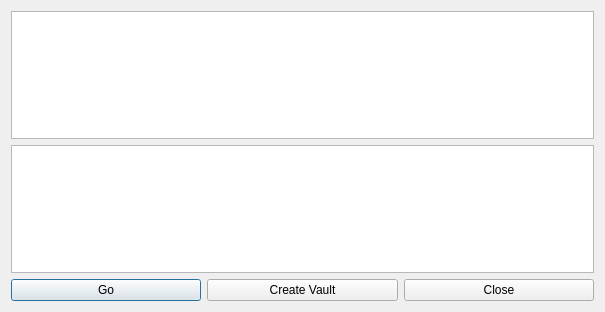
First picture: the form in dlgOCValidate.ui, repository ic005k/OCAuxiliaryTools, before the edit.
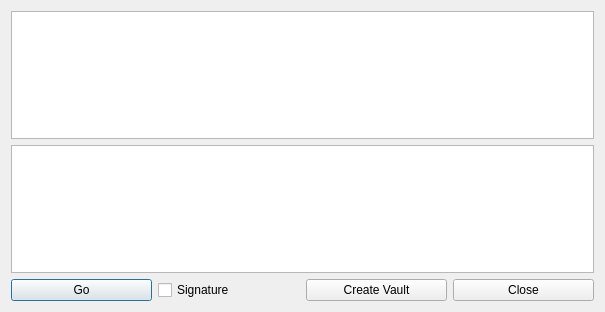
Second picture: the form after the edit.

The edit to the form file:
```diff
--- a/dlgOCValidate.ui
+++ b/dlgOCValidate.ui
@@ -14,10 +14,10 @@
    <string>OC Validate</string>
   </property>
   <layout class="QGridLayout" name="gridLayout">
-   <item row="0" column="0" colspan="3">
+   <item row="0" column="0" colspan="4">
     <widget class="QTextEdit" name="textEdit"/>
    </item>
-   <item row="1" column="0" colspan="3">
+   <item row="1" column="0" colspan="4">
     <widget class="QListWidget" name="listOCValidate"/>
    </item>
    <item row="2" column="0">
@@ -28,13 +28,20 @@
     </widget>
    </item>
    <item row="2" column="1">
+    <widget class="QCheckBox" name="chkSignature">
+     <property name="text">
+      <string>Signature</string>
+     </property>
+    </widget>
+   </item>
+   <item row="2" column="2">
     <widget class="QPushButton" name="btnCreateVault">
      <property name="text">
       <string>Create Vault</string>
      </property>
     </widget>
    </item>
-   <item row="2" column="2">
+   <item row="2" column="3">
     <widget class="QPushButton" name="btnClose">
      <property name="text">
       <string>Close</string>
```
